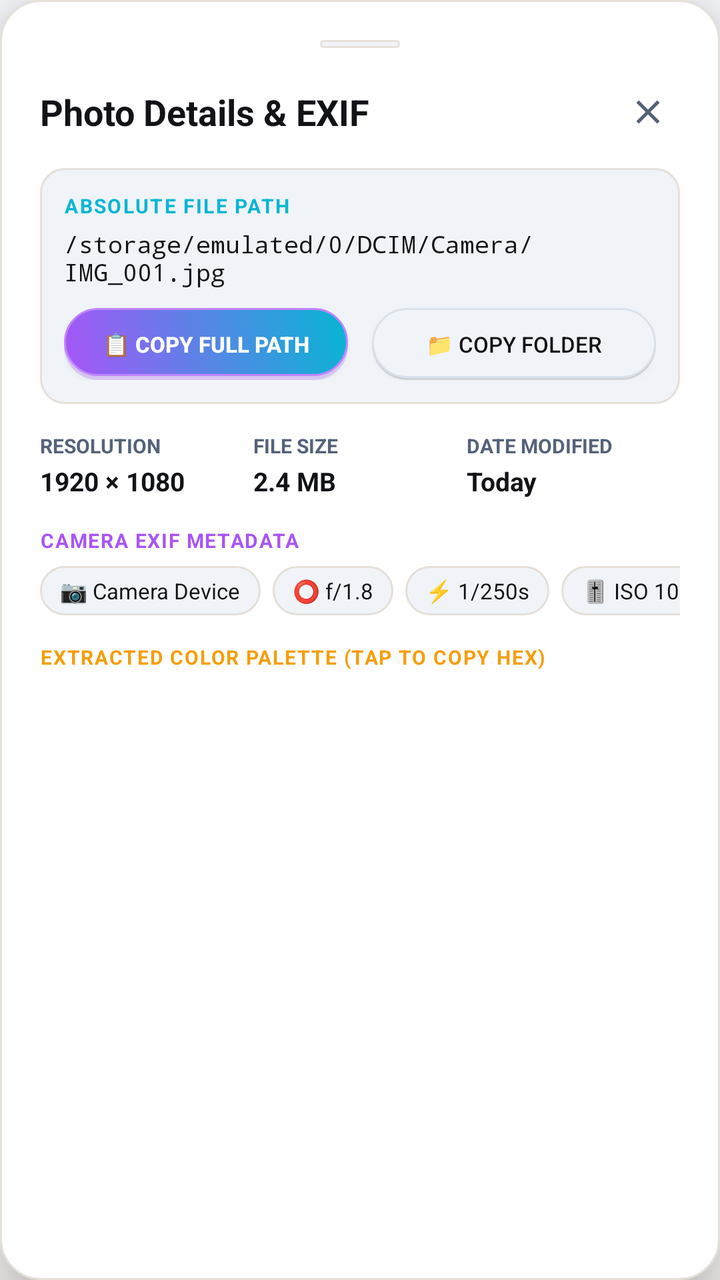
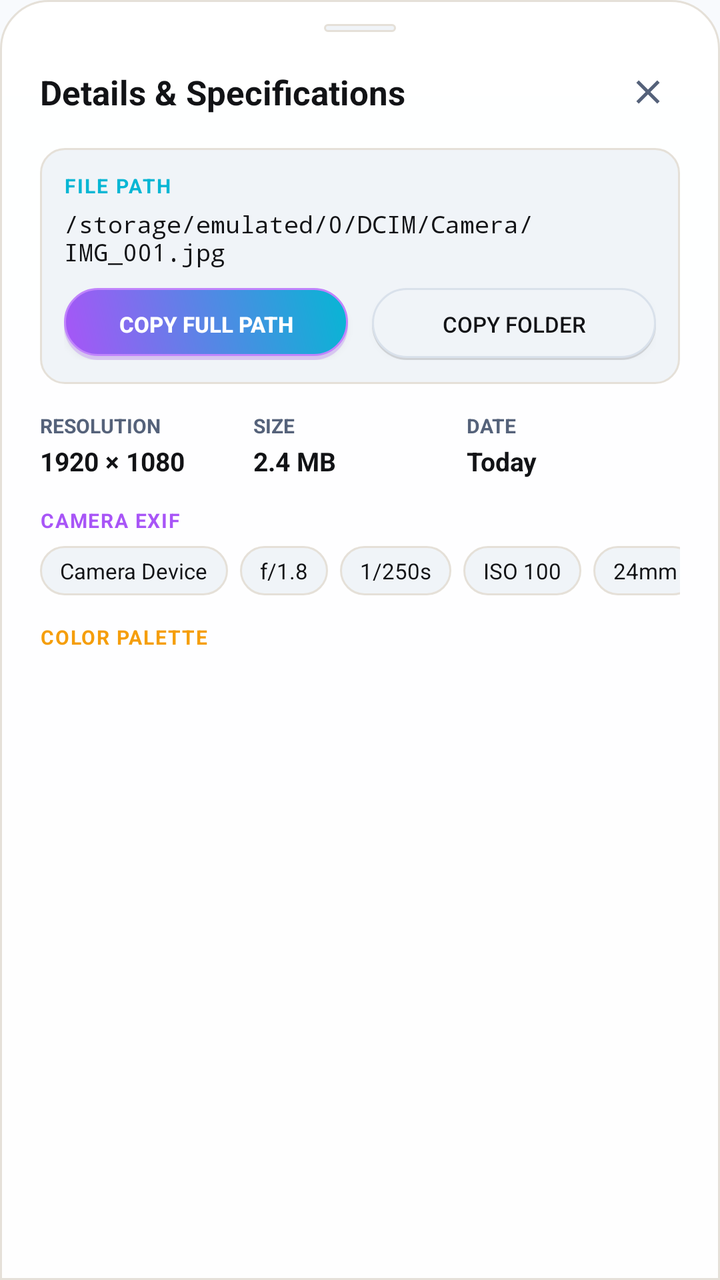

Compare the two renders of this Android layout. The source of the first and the diff that turns it into the second are given below.
<!-- AndroidManifest.xml: application theme Theme.ArtrawFiles -->
<!-- res/layout/layout_image_info_sheet.xml -->
<?xml version="1.0" encoding="utf-8"?>
<LinearLayout xmlns:android="http://schemas.android.com/apk/res/android"
    android:id="@+id/cardInfoSheetRoot"
    android:layout_width="match_parent"
    android:layout_height="wrap_content"
    android:background="@drawable/bg_gallery_hero_card"
    android:orientation="vertical"
    android:padding="20dp"
    android:elevation="16dp">

    
    <View
        android:layout_width="40dp"
        android:layout_height="4dp"
        android:layout_gravity="center_horizontal"
        android:layout_marginBottom="16dp"
        android:background="@drawable/bg_gallery_exif_badge" />

    
    <RelativeLayout
        android:layout_width="match_parent"
        android:layout_height="wrap_content"
        android:layout_marginBottom="12dp">

        <TextView
            android:id="@+id/tvSheetTitle"
            android:layout_width="match_parent"
            android:layout_height="wrap_content"
            android:layout_toStartOf="@+id/btnSheetClose"
            android:layout_centerVertical="true"
            android:text="Photo Details &amp; EXIF"
            android:textColor="@color/gallery_text_title"
            android:textSize="18sp"
            android:textStyle="bold"
            android:singleLine="true"
            android:ellipsize="middle" />

        <ImageView
            android:id="@+id/btnSheetClose"
            android:layout_width="32dp"
            android:layout_height="32dp"
            android:layout_alignParentEnd="true"
            android:layout_centerVertical="true"
            android:padding="6dp"
            android:background="@drawable/ripple_aurora"
            android:src="@drawable/ic_close"
            android:tint="@color/aurora_text_secondary"
            android:contentDescription="Close" />
    </RelativeLayout>

    
    <LinearLayout
        android:layout_width="match_parent"
        android:layout_height="wrap_content"
        android:background="@drawable/bg_gallery_exif_badge"
        android:orientation="vertical"
        android:padding="12dp"
        android:layout_marginBottom="14dp">

        <TextView
            android:layout_width="wrap_content"
            android:layout_height="wrap_content"
            android:text="ABSOLUTE FILE PATH"
            android:textColor="@color/cyber_cyan"
            android:textSize="10sp"
            android:textStyle="bold"
            android:letterSpacing="0.08" />

        <TextView
            android:id="@+id/tvSheetPath"
            android:layout_width="match_parent"
            android:layout_height="wrap_content"
            android:layout_marginTop="4dp"
            android:text="/storage/emulated/0/DCIM/Camera/IMG_001.jpg"
            android:textColor="@color/gallery_text_title"
            android:textSize="12sp"
            android:fontFamily="monospace"
            android:textIsSelectable="true" />

        
        <LinearLayout
            android:layout_width="match_parent"
            android:layout_height="wrap_content"
            android:layout_marginTop="10dp"
            android:orientation="horizontal">

            <Button
                android:id="@+id/btnSheetCopyPath"
                android:layout_width="0dp"
                android:layout_height="36dp"
                android:layout_weight="1"
                android:layout_marginEnd="6dp"
                android:background="@drawable/bg_cyber_chip_active"
                android:text="📋 Copy Full Path"
                android:textColor="#FFFFFF"
                android:textSize="11sp"
                android:textStyle="bold" />

            <Button
                android:id="@+id/btnSheetCopyFolder"
                android:layout_width="0dp"
                android:layout_height="36dp"
                android:layout_weight="1"
                android:layout_marginStart="6dp"
                android:background="@drawable/bg_cyber_chip_inactive"
                android:text="📁 Copy Folder"
                android:textColor="@color/gallery_text_title"
                android:textSize="11sp" />
        </LinearLayout>
    </LinearLayout>

    
    <LinearLayout
        android:layout_width="match_parent"
        android:layout_height="wrap_content"
        android:orientation="horizontal"
        android:layout_marginBottom="14dp">

        
        <LinearLayout
            android:layout_width="0dp"
            android:layout_height="wrap_content"
            android:layout_weight="1"
            android:orientation="vertical">

            <TextView
                android:layout_width="wrap_content"
                android:layout_height="wrap_content"
                android:text="RESOLUTION"
                android:textColor="@color/aurora_text_secondary"
                android:textSize="10sp"
                android:textStyle="bold" />

            <TextView
                android:id="@+id/tvSheetResolution"
                android:layout_width="wrap_content"
                android:layout_height="wrap_content"
                android:layout_marginTop="2dp"
                android:text="1920 × 1080"
                android:textColor="@color/gallery_text_title"
                android:textSize="13sp"
                android:textStyle="bold" />
        </LinearLayout>

        
        <LinearLayout
            android:layout_width="0dp"
            android:layout_height="wrap_content"
            android:layout_weight="1"
            android:orientation="vertical">

            <TextView
                android:layout_width="wrap_content"
                android:layout_height="wrap_content"
                android:text="FILE SIZE"
                android:textColor="@color/aurora_text_secondary"
                android:textSize="10sp"
                android:textStyle="bold" />

            <TextView
                android:id="@+id/tvSheetFileSize"
                android:layout_width="wrap_content"
                android:layout_height="wrap_content"
                android:layout_marginTop="2dp"
                android:text="2.4 MB"
                android:textColor="@color/gallery_text_title"
                android:textSize="13sp"
                android:textStyle="bold" />
        </LinearLayout>

        
        <LinearLayout
            android:layout_width="0dp"
            android:layout_height="wrap_content"
            android:layout_weight="1"
            android:orientation="vertical">

            <TextView
                android:layout_width="wrap_content"
                android:layout_height="wrap_content"
                android:text="DATE MODIFIED"
                android:textColor="@color/aurora_text_secondary"
                android:textSize="10sp"
                android:textStyle="bold" />

            <TextView
                android:id="@+id/tvSheetDate"
                android:layout_width="wrap_content"
                android:layout_height="wrap_content"
                android:layout_marginTop="2dp"
                android:text="Today"
                android:textColor="@color/gallery_text_title"
                android:textSize="13sp"
                android:textStyle="bold" />
        </LinearLayout>
    </LinearLayout>

    
    <TextView
        android:id="@+id/tvSheetExifHeader"
        android:layout_width="wrap_content"
        android:layout_height="wrap_content"
        android:text="CAMERA EXIF METADATA"
        android:textColor="@color/neon_violet"
        android:textSize="10sp"
        android:textStyle="bold"
        android:letterSpacing="0.06"
        android:layout_marginBottom="6dp" />

    <HorizontalScrollView
        android:layout_width="match_parent"
        android:layout_height="wrap_content"
        android:scrollbars="none"
        android:layout_marginBottom="14dp">

        <LinearLayout
            android:id="@+id/layoutSheetExifBadges"
            android:layout_width="wrap_content"
            android:layout_height="wrap_content"
            android:orientation="horizontal">

            <TextView
                android:id="@+id/badgeExifDevice"
                android:layout_width="wrap_content"
                android:layout_height="wrap_content"
                android:layout_marginEnd="6dp"
                android:background="@drawable/bg_gallery_exif_badge"
                android:paddingStart="10dp"
                android:paddingEnd="10dp"
                android:paddingTop="5dp"
                android:paddingBottom="5dp"
                android:text="📷 Camera Device"
                android:textColor="@color/gallery_text_title"
                android:textSize="11sp" />

            <TextView
                android:id="@+id/badgeExifAperture"
                android:layout_width="wrap_content"
                android:layout_height="wrap_content"
                android:layout_marginEnd="6dp"
                android:background="@drawable/bg_gallery_exif_badge"
                android:paddingStart="10dp"
                android:paddingEnd="10dp"
                android:paddingTop="5dp"
                android:paddingBottom="5dp"
                android:text="⭕ f/1.8"
                android:textColor="@color/gallery_text_title"
                android:textSize="11sp" />

            <TextView
                android:id="@+id/badgeExifShutter"
                android:layout_width="wrap_content"
                android:layout_height="wrap_content"
                android:layout_marginEnd="6dp"
                android:background="@drawable/bg_gallery_exif_badge"
                android:paddingStart="10dp"
                android:paddingEnd="10dp"
                android:paddingTop="5dp"
                android:paddingBottom="5dp"
                android:text="⚡ 1/250s"
                android:textColor="@color/gallery_text_title"
                android:textSize="11sp" />

            <TextView
                android:id="@+id/badgeExifIso"
                android:layout_width="wrap_content"
                android:layout_height="wrap_content"
                android:layout_marginEnd="6dp"
                android:background="@drawable/bg_gallery_exif_badge"
                android:paddingStart="10dp"
                android:paddingEnd="10dp"
                android:paddingTop="5dp"
                android:paddingBottom="5dp"
                android:text="🎚️ ISO 100"
                android:textColor="@color/gallery_text_title"
                android:textSize="11sp" />

            <TextView
                android:id="@+id/badgeExifFocal"
                android:layout_width="wrap_content"
                android:layout_height="wrap_content"
                android:background="@drawable/bg_gallery_exif_badge"
                android:paddingStart="10dp"
                android:paddingEnd="10dp"
                android:paddingTop="5dp"
                android:paddingBottom="5dp"
                android:text="📏 24mm"
                android:textColor="@color/gallery_text_title"
                android:textSize="11sp" />
        </LinearLayout>
    </HorizontalScrollView>

    
    <TextView
        android:layout_width="wrap_content"
        android:layout_height="wrap_content"
        android:text="EXTRACTED COLOR PALETTE (TAP TO COPY HEX)"
        android:textColor="@color/cyber_amber"
        android:textSize="10sp"
        android:textStyle="bold"
        android:letterSpacing="0.06"
        android:layout_marginBottom="6dp" />

    <LinearLayout
        android:id="@+id/layoutSheetPaletteSwatches"
        android:layout_width="match_parent"
        android:layout_height="wrap_content"
        android:orientation="horizontal"
        android:gravity="center_vertical"
        android:layout_marginBottom="8dp" />

</LinearLayout>
<!-- resources referenced by this layout -->
<resources>
  <color name="aurora_text_secondary">#55627A</color>
  <color name="cyber_amber">#F59E0B</color>
  <color name="cyber_cyan">#06B6D4</color>
  <color name="gallery_text_title">#121316</color>
  <color name="neon_violet">#A855F7</color>
  <!-- drawable bg_gallery_exif_badge (drawable) -->
  <?xml version="1.0" encoding="utf-8"?>
  <shape xmlns:android="http://schemas.android.com/apk/res/android"
      android:shape="rectangle">
      <corners android:radius="12dp" />
      <solid android:color="@color/aurora_background_elevated" />
      <stroke
          android:width="1dp"
          android:color="@color/gallery_card_border" />
  </shape>
  <!-- drawable bg_gallery_hero_card (drawable) -->
  <?xml version="1.0" encoding="utf-8"?>
  <shape xmlns:android="http://schemas.android.com/apk/res/android"
      android:shape="rectangle">
      <corners android:radius="20dp" />
      <solid android:color="@color/gallery_card_surface" />
      <stroke
          android:width="1dp"
          android:color="@color/gallery_card_border" />
  </shape>
  <!-- drawable ic_close (drawable) -->
  <vector xmlns:android="http://schemas.android.com/apk/res/android"
      android:width="24dp"
      android:height="24dp"
      android:viewportWidth="24"
      android:viewportHeight="24">
      <path
          android:fillColor="@color/aurora_text_secondary"
          android:pathData="M19,6.41L17.59,5 12,10.59 6.41,5 5,6.41 10.59,12 5,17.59 6.41,19 12,13.41 17.59,19 19,17.59 13.41,12z"/>
  </vector>
  <!-- drawable ripple_aurora (drawable) -->
  <?xml version="1.0" encoding="utf-8"?>
  <ripple xmlns:android="http://schemas.android.com/apk/res/android">
      <item android:id="@android:id/mask">
          <shape android:shape="rectangle">
              <solid android:color="@color/aurora_primary" />
              <corners android:radius="10dp" />
          </shape>
      </item>
      <item android:drawable="@android:color/transparent" />
  </ripple>
  <color name="aurora_background_elevated">#F0F4F8</color>
  <color name="aurora_outline">#D9E1EB</color>
  <color name="gallery_card_border">#E5E0D8</color>
  <color name="gallery_card_surface">#FFFFFF</color>
  <color name="aurora_primary">#A94B47</color>
  <color name="aurora_background_deep">#F5F7FA</color>
  <color name="aurora_secondary">#3F6FA8</color>
  <!-- drawable bg_heaven_gradient (drawable) -->
  <?xml version="1.0" encoding="utf-8"?>
  <shape xmlns:android="http://schemas.android.com/apk/res/android"
      android:shape="rectangle">
      <gradient
          android:angle="270"
          android:centerColor="@color/aurora_gradient_mid"
          android:endColor="@color/aurora_gradient_end"
          android:startColor="@color/aurora_gradient_start"
          android:type="linear" />
  </shape>
  <style name="Animation.ArtrawFiles" parent="@android:style/Animation.Activity">
          <item name="android:activityOpenEnterAnimation">@anim/activity_open</item>
          <item name="android:activityOpenExitAnimation">@anim/activity_hold</item>
          <item name="android:activityCloseEnterAnimation">@anim/activity_hold</item>
          <item name="android:activityCloseExitAnimation">@anim/activity_close</item>
          <item name="android:windowEnterAnimation">@anim/activity_open</item>
          <item name="android:windowExitAnimation">@anim/activity_close</item>
      </style>
  <color name="aurora_gradient_mid">#EEF3F9</color>
  <color name="aurora_gradient_end">#F5F0EF</color>
  <color name="aurora_gradient_start">#F8FAFD</color>
  <!-- unchanged entries left out for length: 4 -->
</resources>

<!-- the commit's change to res/layout/layout_image_info_sheet.xml (unified diff, before → after) -->
@@ -3,17 +3,20 @@
     android:id="@+id/cardInfoSheetRoot"
     android:layout_width="match_parent"
     android:layout_height="wrap_content"
-    android:background="@drawable/bg_gallery_hero_card"
+    android:background="@drawable/bg_gallery_bottom_sheet"
     android:orientation="vertical"
-    android:padding="20dp"
+    android:paddingStart="20dp"
+    android:paddingEnd="20dp"
+    android:paddingTop="12dp"
+    android:paddingBottom="24dp"
     android:elevation="16dp">
 
     
     <View
-        android:layout_width="40dp"
+        android:layout_width="36dp"
         android:layout_height="4dp"
         android:layout_gravity="center_horizontal"
-        android:layout_marginBottom="16dp"
+        android:layout_marginBottom="14dp"
         android:background="@drawable/bg_gallery_exif_badge" />
 
     
@@ -28,9 +31,9 @@
             android:layout_height="wrap_content"
             android:layout_toStartOf="@+id/btnSheetClose"
             android:layout_centerVertical="true"
-            android:text="Photo Details &amp; EXIF"
+            android:text="Details &amp; Specifications"
             android:textColor="@color/gallery_text_title"
-            android:textSize="18sp"
+            android:textSize="17sp"
             android:textStyle="bold"
             android:singleLine="true"
             android:ellipsize="middle" />
@@ -60,7 +63,7 @@
         <TextView
             android:layout_width="wrap_content"
             android:layout_height="wrap_content"
-            android:text="ABSOLUTE FILE PATH"
+            android:text="FILE PATH"
             android:textColor="@color/cyber_cyan"
             android:textSize="10sp"
             android:textStyle="bold"
@@ -91,7 +94,7 @@
                 android:layout_weight="1"
                 android:layout_marginEnd="6dp"
                 android:background="@drawable/bg_cyber_chip_active"
-                android:text="📋 Copy Full Path"
+                android:text="Copy Full Path"
                 android:textColor="#FFFFFF"
                 android:textSize="11sp"
                 android:textStyle="bold" />
@@ -103,7 +106,7 @@
                 android:layout_weight="1"
                 android:layout_marginStart="6dp"
                 android:background="@drawable/bg_cyber_chip_inactive"
-                android:text="📁 Copy Folder"
+                android:text="Copy Folder"
                 android:textColor="@color/gallery_text_title"
                 android:textSize="11sp" />
         </LinearLayout>
@@ -152,7 +155,7 @@
             <TextView
                 android:layout_width="wrap_content"
                 android:layout_height="wrap_content"
-                android:text="FILE SIZE"
+                android:text="SIZE"
                 android:textColor="@color/aurora_text_secondary"
                 android:textSize="10sp"
                 android:textStyle="bold" />
@@ -178,7 +181,7 @@
             <TextView
                 android:layout_width="wrap_content"
                 android:layout_height="wrap_content"
-                android:text="DATE MODIFIED"
+                android:text="DATE"
                 android:textColor="@color/aurora_text_secondary"
                 android:textSize="10sp"
                 android:textStyle="bold" />
@@ -200,8 +203,8 @@
         android:id="@+id/tvSheetExifHeader"
         android:layout_width="wrap_content"
         android:layout_height="wrap_content"
-        android:text="CAMERA EXIF METADATA"
-        android:textColor="@color/neon_violet"
+        android:text="CAMERA EXIF"
+        android:textColor="@color/cyber_violet"
         android:textSize="10sp"
         android:textStyle="bold"
         android:letterSpacing="0.06"
@@ -229,7 +232,7 @@
                 android:paddingEnd="10dp"
                 android:paddingTop="5dp"
                 android:paddingBottom="5dp"
-                android:text="📷 Camera Device"
+                android:text="Camera Device"
                 android:textColor="@color/gallery_text_title"
                 android:textSize="11sp" />
 
@@ -243,7 +246,7 @@
                 android:paddingEnd="10dp"
                 android:paddingTop="5dp"
                 android:paddingBottom="5dp"
-                android:text="⭕ f/1.8"
+                android:text="f/1.8"
                 android:textColor="@color/gallery_text_title"
                 android:textSize="11sp" />
 
@@ -257,7 +260,7 @@
                 android:paddingEnd="10dp"
                 android:paddingTop="5dp"
                 android:paddingBottom="5dp"
-                android:text="⚡ 1/250s"
+                android:text="1/250s"
                 android:textColor="@color/gallery_text_title"
                 android:textSize="11sp" />
 
@@ -271,7 +274,7 @@
                 android:paddingEnd="10dp"
                 android:paddingTop="5dp"
                 android:paddingBottom="5dp"
-                android:text="🎚️ ISO 100"
+                android:text="ISO 100"
                 android:textColor="@color/gallery_text_title"
                 android:textSize="11sp" />
 
@@ -284,7 +287,7 @@
                 android:paddingEnd="10dp"
                 android:paddingTop="5dp"
                 android:paddingBottom="5dp"
-                android:text="📏 24mm"
+                android:text="24mm"
                 android:textColor="@color/gallery_text_title"
                 android:textSize="11sp" />
         </LinearLayout>
@@ -294,7 +297,7 @@
     <TextView
         android:layout_width="wrap_content"
         android:layout_height="wrap_content"
-        android:text="EXTRACTED COLOR PALETTE (TAP TO COPY HEX)"
+        android:text="COLOR PALETTE"
         android:textColor="@color/cyber_amber"
         android:textSize="10sp"
         android:textStyle="bold"
<!-- resource entries referenced after the edit -->
@@ -3,24 +3,28 @@
   <color name="aurora_text_secondary">#55627A</color>
   <color name="cyber_amber">#F59E0B</color>
   <color name="cyber_cyan">#06B6D4</color>
+  <color name="cyber_violet">#A855F7</color>
   <color name="gallery_text_title">#121316</color>
-  <color name="neon_violet">#A855F7</color>
+  <!-- drawable bg_gallery_bottom_sheet (drawable) -->
+  <?xml version="1.0" encoding="utf-8"?>
+  <shape xmlns:android="http://schemas.android.com/apk/res/android"
+      android:shape="rectangle">
+      <corners
+          android:topLeftRadius="24dp"
+          android:topRightRadius="24dp"
+          android:bottomLeftRadius="0dp"
+          android:bottomRightRadius="0dp" />
+      <solid android:color="@color/gallery_glass_dock" />
+      <stroke
+          android:width="1dp"
+          android:color="@color/gallery_card_border" />
+  </shape>
   <!-- drawable bg_gallery_exif_badge (drawable) -->
   <?xml version="1.0" encoding="utf-8"?>
   <shape xmlns:android="http://schemas.android.com/apk/res/android"
       android:shape="rectangle">
       <corners android:radius="12dp" />
       <solid android:color="@color/aurora_background_elevated" />
-      <stroke
-          android:width="1dp"
-          android:color="@color/gallery_card_border" />
-  </shape>
-  <!-- drawable bg_gallery_hero_card (drawable) -->
-  <?xml version="1.0" encoding="utf-8"?>
-  <shape xmlns:android="http://schemas.android.com/apk/res/android"
-      android:shape="rectangle">
-      <corners android:radius="20dp" />
-      <solid android:color="@color/gallery_card_surface" />
       <stroke
           android:width="1dp"
           android:color="@color/gallery_card_border" />
@@ -48,8 +52,8 @@
   </ripple>
   <color name="aurora_background_elevated">#F0F4F8</color>
   <color name="aurora_outline">#D9E1EB</color>
+  <color name="gallery_glass_dock">#F2FFFFFF</color>
   <color name="gallery_card_border">#E5E0D8</color>
-  <color name="gallery_card_surface">#FFFFFF</color>
   <color name="aurora_primary">#A94B47</color>
   <color name="aurora_background_deep">#F5F7FA</color>
   <color name="aurora_secondary">#3F6FA8</color>
